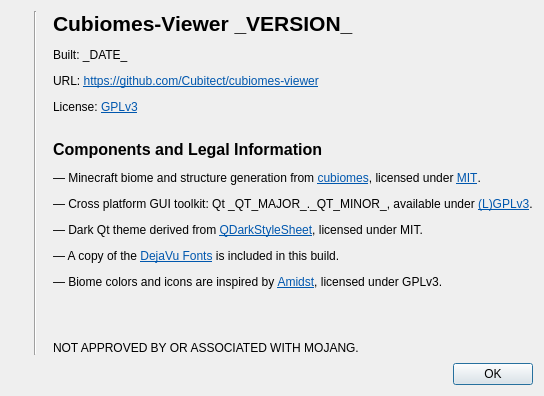
The window that src/aboutdialog.ui (Cubitect/cubiomes-viewer) describes before a commit, drawn with Qt 5.
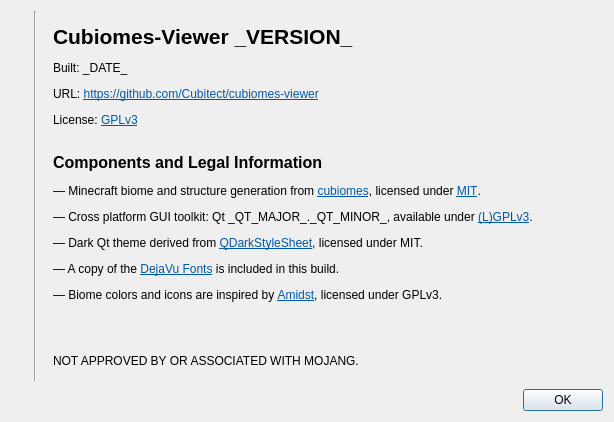
The same window after the commit. Icons and pictures are not drawn.

What changed in the file:
```diff
--- a/src/aboutdialog.ui
+++ b/src/aboutdialog.ui
@@ -2,6 +2,14 @@
 <ui version="4.0">
  <class>AboutDialog</class>
  <widget class="QDialog" name="AboutDialog">
+  <property name="geometry">
+   <rect>
+    <x>0</x>
+    <y>0</y>
+    <width>614</width>
+    <height>422</height>
+   </rect>
+  </property>
   <property name="windowTitle">
    <string>About</string>
   </property>
```
Left out of the diff: 4 changed lines with no effect on the pictures.
